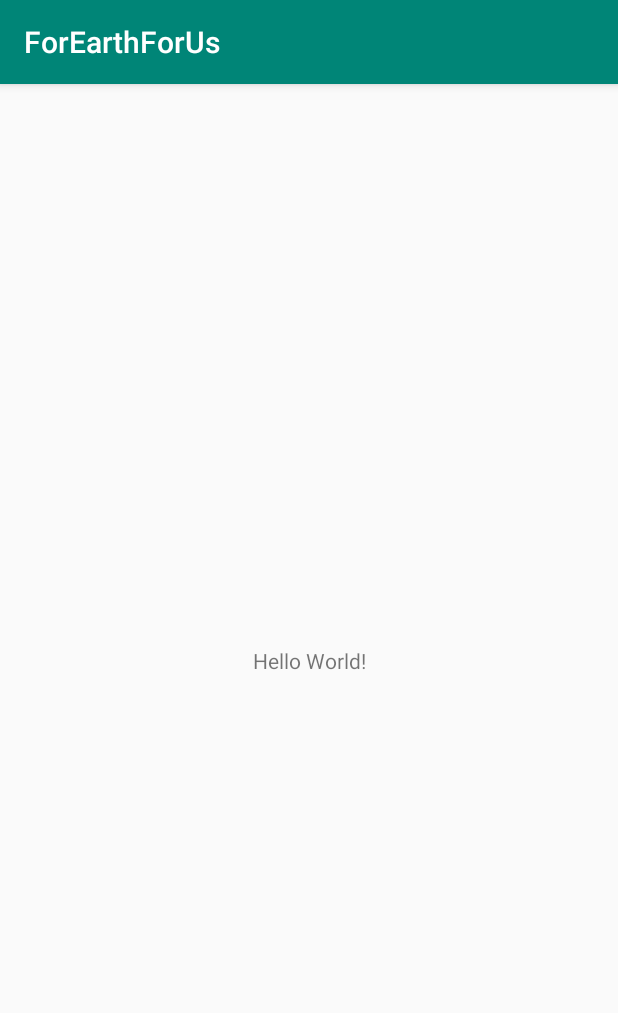
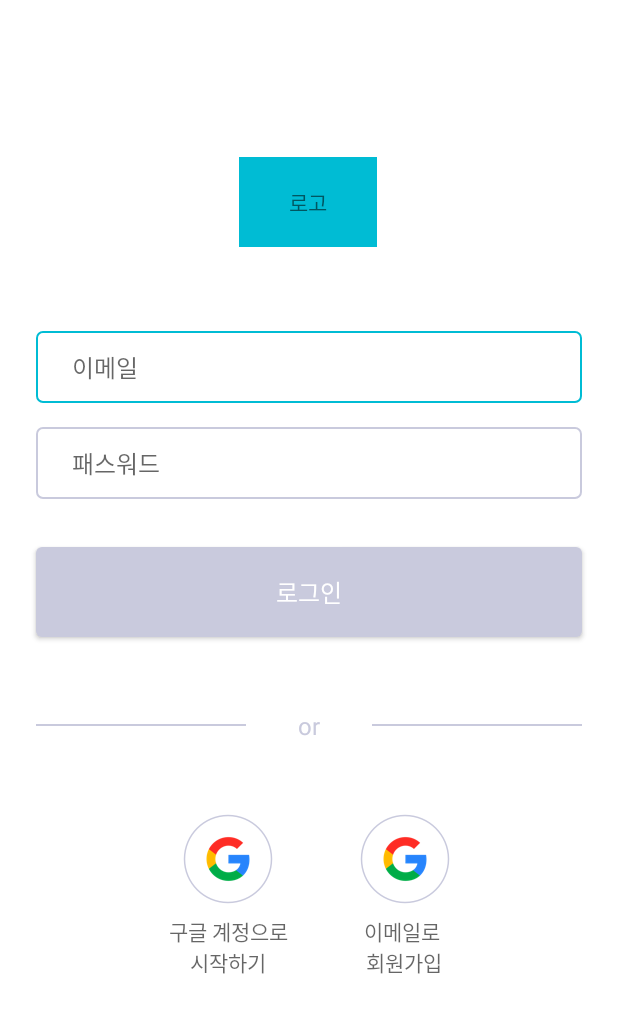
Before and after one commit to desingdeveloperdayday/PickedUpMole_ForEarthForUs, an Android app: the screen it shows after launch (MainActivity before the commit, LoginActivity after it), on a phone screen of 412 x 824 dp. Shown: the top 1013 px of the screen. Run offline under Robolectric (Android 15) with nearby library versions, the phone set to English and light mode, and no system bars; our stand-ins replace data binding.

Commit message:
<Android> add Login, Sign Up Activity

```diff
--- a/android/ForEarthForUs/app/src/main/AndroidManifest.xml
+++ b/android/ForEarthForUs/app/src/main/AndroidManifest.xml
@@ -9,9 +9,13 @@
             android:roundIcon="@mipmap/ic_launcher_round"
             android:supportsRtl="true"
             android:theme="@style/AppTheme">
+        <activity android:name=".view.SignUpActivity">
+        </activity>
+        <activity android:name=".MainActivity">
+        </activity>
         <activity android:name=".view.SplashActivity">
         </activity>
-        <activity android:name=".MainActivity">
+        <activity android:name=".view.LoginActivity">
             <intent-filter>
                 <action android:name="android.intent.action.MAIN"/>
 
--- /dev/null
+++ b/android/ForEarthForUs/app/src/main/java/app/woovictory/forearthforus/view/LoginActivity.kt
@@ -0,0 +1,19 @@
+package app.woovictory.forearthforus.view
+
+import androidx.appcompat.app.AppCompatActivity
+import android.os.Bundle
+import app.woovictory.forearthforus.R
+import kotlinx.android.synthetic.main.activity_login.*
+import org.jetbrains.anko.startActivity
+
+class LoginActivity : AppCompatActivity() {
+
+    override fun onCreate(savedInstanceState: Bundle?) {
+        super.onCreate(savedInstanceState)
+        setContentView(R.layout.activity_login)
+
+        loginButton.setOnClickListener {
+            startActivity<SignUpActivity>()
+        }
+    }
+}
--- /dev/null
+++ b/android/ForEarthForUs/app/src/main/res/drawable/border_button_background_active.xml
@@ -0,0 +1,10 @@
+<?xml version="1.0" encoding="utf-8"?>
+<shape xmlns:android="http://schemas.android.com/apk/res/android"
+android:shape="rectangle">
+
+    <solid
+        android:color="@color/fefu_main"/>
+
+    <corners
+        android:radius="4dp"/>
+</shape>
--- /dev/null
+++ b/android/ForEarthForUs/app/src/main/res/drawable/border_button_background_inactive.xml
@@ -0,0 +1,10 @@
+<?xml version="1.0" encoding="utf-8"?>
+<shape xmlns:android="http://schemas.android.com/apk/res/android"
+android:shape="rectangle">
+
+    <solid
+        android:color="@color/fefu_gray"/>
+
+    <corners
+        android:radius="4dp"/>
+</shape>
--- /dev/null
+++ b/android/ForEarthForUs/app/src/main/res/drawable/border_edit_text_active.xml
@@ -0,0 +1,17 @@
+<?xml version="1.0" encoding="utf-8"?>
+<shape xmlns:android="http://schemas.android.com/apk/res/android"
+       android:shape="rectangle">
+
+    <stroke
+            android:width="1dp"
+            android:color="@color/fefu_main"/>
+
+    <solid
+            android:color="@color/fefu_white"/>
+
+    <corners
+            android:radius="4dp"/>
+
+    <padding
+            android:left="@dimen/padding_24dp"/>
+</shape>
--- /dev/null
+++ b/android/ForEarthForUs/app/src/main/res/drawable/border_edit_text_inactive.xml
@@ -0,0 +1,17 @@
+<?xml version="1.0" encoding="utf-8"?>
+<shape xmlns:android="http://schemas.android.com/apk/res/android"
+       android:shape="rectangle">
+
+    <stroke
+            android:width="1dp"
+            android:color="@color/fefu_gray"/>
+
+    <solid
+            android:color="@color/fefu_white"/>
+
+    <corners
+            android:radius="4dp"/>
+
+    <padding
+            android:left="@dimen/padding_24dp"/>
+</shape>
--- /dev/null
+++ b/android/ForEarthForUs/app/src/main/res/drawable/selector_button.xml
@@ -0,0 +1,9 @@
+<?xml version="1.0" encoding="utf-8"?>
+<selector xmlns:android="http://schemas.android.com/apk/res/android">
+    <item android:state_selected="true"
+          android:drawable="@drawable/border_button_background_active"
+    />
+    <item android:state_selected="false"
+          android:drawable="@drawable/border_button_background_inactive"
+    />
+</selector>
--- /dev/null
+++ b/android/ForEarthForUs/app/src/main/res/drawable/selector_edit_text.xml
@@ -0,0 +1,9 @@
+<?xml version="1.0" encoding="utf-8"?>
+<selector xmlns:android="http://schemas.android.com/apk/res/android">
+    <item android:state_focused="true"
+          android:drawable="@drawable/border_edit_text_active"
+    />
+    <item android:state_focused="false"
+          android:drawable="@drawable/border_edit_text_inactive"
+    />
+</selector>
--- /dev/null
+++ b/android/ForEarthForUs/app/src/main/res/layout/activity_login.xml
@@ -0,0 +1,177 @@
+<?xml version="1.0" encoding="utf-8"?>
+<layout>
+    <data>
+
+    </data>
+    <androidx.constraintlayout.widget.ConstraintLayout
+            xmlns:android="http://schemas.android.com/apk/res/android"
+            xmlns:tools="http://schemas.android.com/tools"
+            xmlns:app="http://schemas.android.com/apk/res-auto"
+            android:layout_width="match_parent"
+            android:layout_height="match_parent"
+            tools:context=".view.LoginActivity"
+            android:background="@color/fefu_white">
+
+
+        <TextView
+                android:id="@+id/loginLogoImage"
+                android:layout_width="92dp"
+                android:layout_height="60dp"
+                android:background="@color/fefu_main"
+                android:text="로고"
+                android:gravity="center"
+                app:layout_constraintStart_toStartOf="parent"
+                app:layout_constraintEnd_toEndOf="parent"
+                app:layout_constraintTop_toTopOf="parent"
+                app:layout_constraintBottom_toBottomOf="parent"
+                app:layout_constraintHorizontal_bias="0.498"
+                app:layout_constraintVertical_bias="0.137"/>
+
+        <EditText
+                android:id="@+id/loginEmailEt"
+                android:layout_marginTop="@dimen/margin_56dp"
+                android:layout_marginStart="@dimen/margin_24dp"
+                android:layout_marginEnd="@dimen/margin_24dp"
+                android:layout_width="match_parent"
+                android:layout_height="48dp"
+                android:hint="@string/text_login_email"
+                android:inputType="textEmailAddress"
+                app:layout_constraintStart_toStartOf="parent"
+                app:layout_constraintEnd_toEndOf="parent"
+                app:layout_constraintTop_toBottomOf="@id/loginLogoImage"
+                style="@style/EditTextStyle"/>
+
+        <EditText
+                android:id="@+id/loginPasswordEt"
+                android:layout_marginTop="@dimen/margin_16dp"
+                android:layout_marginStart="@dimen/margin_24dp"
+                android:layout_marginEnd="@dimen/margin_24dp"
+                android:layout_width="match_parent"
+                android:layout_height="48dp"
+                android:hint="@string/text_login_password"
+                android:inputType="textPassword"
+                app:layout_constraintStart_toStartOf="parent"
+                app:layout_constraintEnd_toEndOf="parent"
+                app:layout_constraintTop_toBottomOf="@id/loginEmailEt"
+                style="@style/EditTextStyle"/>
+
+        <Button
+                android:id="@+id/loginButton"
+                android:layout_marginTop="@dimen/margin_32dp"
+                android:layout_marginStart="@dimen/margin_24dp"
+                android:layout_marginEnd="@dimen/margin_24dp"
+                android:layout_width="match_parent"
+                android:layout_height="60dp"
+                android:text="@string/text_login"
+                app:layout_constraintStart_toStartOf="parent"
+                app:layout_constraintEnd_toEndOf="parent"
+                app:layout_constraintTop_toBottomOf="@id/loginPasswordEt"
+                style="@style/ButtonStyle"/>
+
+        <RelativeLayout
+                android:id="@+id/loginLineLayout"
+                android:layout_marginStart="@dimen/margin_24dp"
+                android:layout_marginEnd="@dimen/margin_24dp"
+                android:layout_width="match_parent"
+                android:layout_height="wrap_content"
+                android:orientation="horizontal"
+                android:layout_marginTop="@dimen/margin_48dp"
+                app:layout_constraintTop_toBottomOf="@id/loginButton"
+                app:layout_constraintStart_toStartOf="parent"
+                app:layout_constraintEnd_toEndOf="parent">
+
+            <View
+                    android:layout_centerVertical="true"
+                    android:layout_alignParentStart="true"
+                    android:layout_gravity="center_vertical"
+                    android:layout_width="140dp"
+                    android:layout_height="1dp"
+                    android:background="@color/fefu_gray"/>
+
+            <TextView
+                    android:layout_centerHorizontal="true"
+                    android:id="@+id/loginOrText"
+                    android:layout_width="wrap_content"
+                    android:layout_height="wrap_content"
+                    android:text="@string/text_or"
+                    style="@style/PlaceholderUnFillStyle"/>
+
+            <View
+                    android:layout_centerVertical="true"
+                    android:layout_alignParentEnd="true"
+                    android:layout_gravity="center_vertical"
+                    android:layout_width="140dp"
+                    android:layout_height="1dp"
+                    android:background="@color/fefu_gray"/>
+
+        </RelativeLayout>
+
+
+        <LinearLayout
+                android:id="@+id/loginGoogle"
+                android:layout_width="wrap_content"
+                android:layout_height="wrap_content"
+                android:orientation="vertical"
+                android:gravity="center_horizontal"
+                app:layout_constraintTop_toBottomOf="@id/loginLineLayout"
+                android:layout_marginEnd="@dimen/margin_48dp"
+                android:layout_marginTop="@dimen/margin_48dp"
+                app:layout_constraintStart_toStartOf="parent"
+                app:layout_constraintEnd_toStartOf="@id/loginEmail"
+                app:layout_constraintHorizontal_chainStyle="packed">
+            <ImageView
+                    android:id="@+id/loginGoogleImage"
+                    android:layout_width="wrap_content"
+                    android:layout_height="wrap_content"
+                    android:src="@drawable/login_google_logo"
+                    android:layout_gravity="center_horizontal"
+                    app:layout_constraintStart_toStartOf="parent"
+                    app:layout_constraintHorizontal_chainStyle="packed"
+                    app:layout_constraintTop_toBottomOf="@id/loginLineLayout"
+            />
+
+            <TextView
+                    android:layout_marginTop="@dimen/margin_8dp"
+                    android:layout_width="wrap_content"
+                    android:layout_height="wrap_content"
+                    android:hint="@string/text_google_login"
+                    style="@style/ContentsBodyCenterStyle"/>
+
+        </LinearLayout>
+
+        <LinearLayout
+                android:id="@+id/loginEmail"
+                android:layout_width="wrap_content"
+                android:layout_height="wrap_content"
+                android:orientation="vertical"
+                android:gravity="center_horizontal"
+                android:layout_marginTop="@dimen/margin_48dp"
+                app:layout_constraintEnd_toEndOf="parent"
+                app:layout_constraintTop_toBottomOf="@id/loginLineLayout"
+                app:layout_constraintStart_toEndOf="@id/loginGoogle"
+        >
+            <ImageView
+                    android:id="@+id/loginEmailImage"
+                    android:layout_width="wrap_content"
+                    android:layout_height="wrap_content"
+                    android:src="@drawable/login_google_logo"
+                    android:layout_gravity="center_horizontal"
+                    app:layout_constraintStart_toStartOf="parent"
+                    app:layout_constraintHorizontal_chainStyle="packed"
+                    app:layout_constraintTop_toBottomOf="@id/loginLineLayout"
+            />
+
+            <TextView
+                    android:layout_gravity="center"
+                    android:layout_marginTop="@dimen/margin_8dp"
+                    android:layout_width="wrap_content"
+                    android:layout_height="wrap_content"
+                    android:hint="@string/text_email_login"
+                    style="@style/ContentsBodyCenterStyle"
+            />
+
+        </LinearLayout>
+
+
+    </androidx.constraintlayout.widget.ConstraintLayout>
+</layout>
--- /dev/null
+++ b/android/ForEarthForUs/app/src/main/res/values/dimens.xml
@@ -0,0 +1,26 @@
+<?xml version="1.0" encoding="utf-8"?>
+<resources>
+
+    <!--margin-->
+    <dimen name="margin_62dp">62dp</dimen>
+    <dimen name="margin_56dp">56dp</dimen>
+    <dimen name="margin_48dp">48dp</dimen>
+    <dimen name="margin_32dp">32dp</dimen>
+    <dimen name="margin_24dp">24dp</dimen>
+    <dimen name="margin_16dp">16dp</dimen>
+    <dimen name="margin_8dp">8dp</dimen>
+
+    <!--padding-->
+    <dimen name="padding_24dp">24dp</dimen>
+    <dimen name="padding_16dp">16dp</dimen>
+    <dimen name="padding_8dp">8dp</dimen>
+
+    <!--size-->
+    <dimen name="size_edit_text_height">48dp</dimen>
+
+    <!--text size-->
+    <dimen name="size_text_24dp">24dp</dimen>
+    <dimen name="size_text_20dp">20dp</dimen>
+    <dimen name="size_text_16dp">16dp</dimen>
+    <dimen name="size_text_14dp">14dp</dimen>
+</resources>
--- a/android/ForEarthForUs/app/src/main/res/values/strings.xml
+++ b/android/ForEarthForUs/app/src/main/res/values/strings.xml
@@ -1,3 +1,20 @@
 <resources>
     <string name="app_name">ForEarthForUs</string>
+
+    <!--login-->
+    <string name="text_login_email">이메일</string>
+    <string name="text_login_password">패스워드</string>
+    <string name="text_login">로그인</string>
+    <string name="text_or">or</string>
+    <string name="text_google_login">구글 계정으로\n시작하기</string>
+    <string name="text_email_login">이메일로 \n회원가입</string>
+
+    <!--sign up-->
+    <string name="text_sign_up_title">지구를 위하는 당신을\n기다리고 있었어요</string>
+    <string name="text_sign_up_name">이름</string>
+    <string name="text_sign_up_email">이메일</string>
+    <string name="text_sign_up_password">패스워드</string>
+    <string name="text_sign_up_password_check">패스워드 확인</string>
+    <string name="text_sign_up">회원가입</string>
+
 </resources>
--- a/android/ForEarthForUs/app/src/main/res/values/styles.xml
+++ b/android/ForEarthForUs/app/src/main/res/values/styles.xml
@@ -1,108 +1,127 @@
 <resources>
 
     <!-- Base application theme. -->
-    <style name="AppTheme" parent="Theme.AppCompat.Light.DarkActionBar">
+    <style name="AppTheme" parent="Theme.AppCompat.Light.NoActionBar">
         <!-- Customize your theme here. -->
         <item name="colorPrimary">@color/colorPrimary</item>
         <item name="colorPrimaryDark">@color/colorPrimaryDark</item>
         <item name="colorAccent">@color/colorAccent</item>
+        <item name="windowNoTitle">true</item>
+        <item name="windowActionBar">false</item>
     </style>
 
     <style name="TitleBlackStyle">
-        <item name="android:textSize">24sp</item>
+        <item name="android:textSize">@dimen/size_text_24dp</item>
         <item name="android:lineSpacingExtra">6sp</item>
         <item name="android:textColor">@color/fefu_black</item>
     </style>
 
     <style name="TitleWhiteStyle">
-        <item name="android:textSize">24sp</item>
+        <item name="android:textSize">@dimen/size_text_24dp</item>
         <item name="android:lineSpacingExtra">6sp</item>
         <item name="android:textColor">@color/fefu_white</item>
     </style>
 
     <style name="ButtonBlackStyle">
-        <item name="android:textSize">16sp</item>
+        <item name="android:textSize">@dimen/size_text_16dp</item>
         <item name="android:textColor">@color/fefu_black</item>
     </style>
 
     <style name="ButtonWhiteCenterStyle">
         <item name="android:gravity">center_horizontal</item>
-        <item name="android:textSize">16sp</item>
+        <item name="android:textSize">@dimen/size_text_16dp</item>
         <item name="android:textColor">@color/fefu_white</item>
     </style>
 
     <style name="SubTitleBodyStyle">
-        <item name="android:textSize">20sp</item>
+        <item name="android:textSize">@dimen/size_text_20dp</item>
         <item name="android:textColor">@color/fefu_black</item>
     </style>
 
     <style name="SubTitleHeaderCenterStyle">
         <item name="android:gravity">center_horizontal</item>
-        <item name="android:textSize">20sp</item>
+        <item name="android:textSize">@dimen/size_text_20dp</item>
         <item name="android:textColor">@color/fefu_black</item>
     </style>
 
     <style name="SubTitleHeaderStyle">
-        <item name="android:textSize">20sp</item>
+        <item name="android:textSize">@dimen/size_text_20dp</item>
         <item name="android:textColor">@color/fefu_black</item>
     </style>
 
     <style name="ButtonBlackCenterStyle">
         <item name="android:gravity">center_horizontal</item>
-        <item name="android:textSize">16sp</item>
+        <item name="android:textSize">@dimen/size_text_16dp</item>
         <item name="android:textColor">@color/fefu_black</item>
     </style>
 
     <style name="SubTitleBodyCenterStyle">
         <item name="android:gravity">center_horizontal</item>
-        <item name="android:textSize">20sp</item>
+        <item name="android:textSize">@dimen/size_text_20dp</item>
         <item name="android:textColor">@color/fefu_black</item>
     </style>
 
     <style name="PlaceholderUnFillStyle">
-        <item name="android:textSize">16sp</item>
+        <item name="android:textSize">@dimen/size_text_16dp</item>
         <item name="android:textColor">@color/fefu_gray</item>
     </style>
 
     <style name="ButtonGrayCenterStyle">
         <item name="android:gravity">center_horizontal</item>
-        <item name="android:textSize">16sp</item>
+        <item name="android:textSize">@dimen/size_text_16dp</item>
         <item name="android:textColor">@color/fefu_gray</item>
     </style>
 
     <style name="ContentsHeaderStyle">
-        <item name="android:textSize">14sp</item>
+        <item name="android:textSize">@dimen/size_text_14dp</item>
         <item name="android:textColor">@color/fefu_black</item>
     </style>
 
     <style name="ButtonMintCenterStyle">
         <item name="android:gravity">center_horizontal</item>
-        <item name="android:textSize">16sp</item>
+        <item name="android:textSize">@dimen/size_text_16dp</item>
         <item name="android:textColor">@color/fefu_main</item>
     </style>
 
     <style name="ContentsBodyStyle">
-        <item name="android:textSize">14sp</item>
+        <item name="android:textSize">@dimen/size_text_14dp</item>
         <item name="android:lineSpacingExtra">8sp</item>
         <item name="android:textColor">@color/fefu_body</item>
     </style>
 
     <style name="ContentsBodyCenterStyle">
         <item name="android:gravity">center_horizontal</item>
-        <item name="android:textSize">14sp</item>
+        <item name="android:textSize">@dimen/size_text_14dp</item>
         <item name="android:textColor">@color/fefu_body</item>
     </style>
 
     <style name="ContentsBodyWhiteStyle">
-        <item name="android:textSize">14sp</item>
+        <item name="android:textSize">@dimen/size_text_14dp</item>
         <item name="android:textColor">@color/fefu_white</item>
     </style>
 
     <style name="ContentsHeaderMintCenterStyle2">
         <item name="android:gravity">center_horizontal</item>
-        <item name="android:textSize">14sp</item>
+        <item name="android:textSize">@dimen/size_text_14dp</item>
         <item name="android:textColor">@color/fefu_main</item>
     </style>
 
+    <!--Edit text-->
+    <style name="EditTextStyle">
+        <item name="android:background">@drawable/selector_edit_text</item>
+        <item name="android:theme">@style/PlaceholderUnFillStyle</item>
+        <item name="android:textCursorDrawable">@color/fefu_main</item>
+    </style>
+
+    <!--Button-->
+    <style name="ButtonStyle">
+        <item name="android:background">@drawable/selector_button</item>
+        <item name="android:theme">@style/ButtonWhiteCenterStyle</item>
+    </style>
+
+    <style name="ToolbarStyle" parent="@style/ThemeOverlay.AppCompat.ActionBar">
+        <!-- Customize color of navigation drawer icon and back arrow -->
+        <item name="colorControlNormal">@color/fefu_black</item>
+    </style>
 
 </resources>
```
Also changed, not shown: android/ForEarthForUs/app/build.gradle (+10 -3 lines), android/ForEarthForUs/app/src/main/java/app/woovictory/forearthforus/view/SignUpActivity.kt (added, +21 -0 lines), android/ForEarthForUs/app/src/main/res/layout/activity_sign_up.xml (added, +110 -0 lines), android/ForEarthForUs/app/src/main/res/drawable-hdpi/login_google_logo.png (added), android/ForEarthForUs/app/src/main/res/drawable-mdpi/login_google_logo.png (added), android/ForEarthForUs/app/src/main/res/drawable-xhdpi/login_google_logo.png (added), android/ForEarthForUs/app/src/main/res/drawable-xxhdpi/login_google_logo.png (added), android/ForEarthForUs/app/src/main/res/drawable-xxxhdpi/login_google_logo.png (added).
